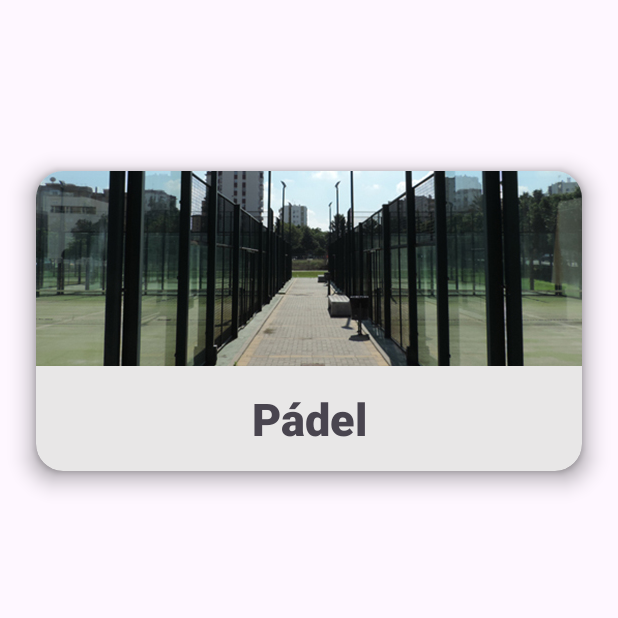
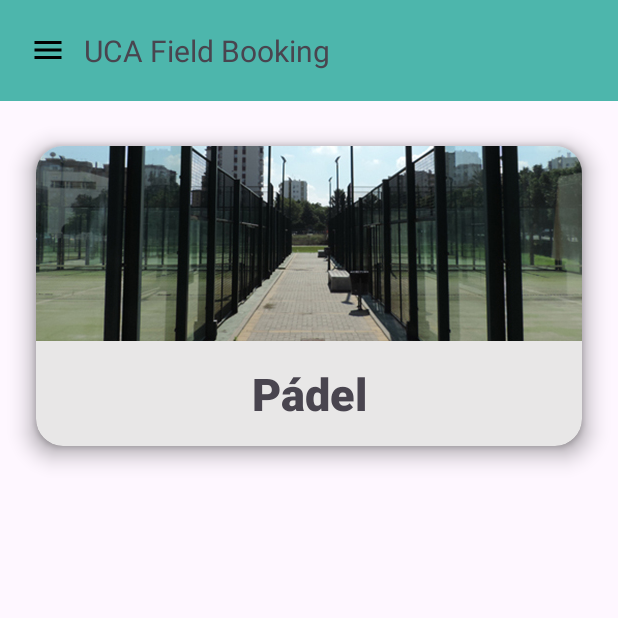
Before and after one commit to PabloReyesTorrejon/UCAFieldBookingAndroid, an Android app: the Salas screen opened directly, with no data from a screen before it, on a phone screen of 412 x 824 dp, the top half of it. Run offline under Robolectric (Android 15) with nearby library versions, the phone set to English and light mode, and no system bars.

Commit message:
Navigation Drawer

```diff
--- a/app/src/main/java/es/uca/ucafieldbookingandroid/Salas.kt
+++ b/app/src/main/java/es/uca/ucafieldbookingandroid/Salas.kt
@@ -1,19 +1,32 @@
 package es.uca.ucafieldbookingandroid
 
+import android.app.Activity
+import android.content.Intent
 import android.os.Bundle
+import android.transition.AutoTransition
 import android.transition.TransitionManager
 import android.util.Log
 import android.view.View
 import android.widget.Button
+import android.widget.ImageView
 import android.widget.RelativeLayout
+import android.widget.TextView
 import android.widget.Toast
 import androidx.activity.enableEdgeToEdge
 import androidx.appcompat.app.AppCompatActivity
 import androidx.cardview.widget.CardView
+import androidx.core.view.GravityCompat
 import androidx.core.view.ViewCompat
 import androidx.core.view.WindowInsetsCompat
+import androidx.drawerlayout.widget.DrawerLayout
 
 class Salas : AppCompatActivity() {
+
+    private lateinit var drawerLayout: DrawerLayout
+    private lateinit var menu: ImageView
+    private lateinit var salas: TextView
+    private lateinit var reservas: TextView
+    private lateinit var local: TextView
     override fun onCreate(savedInstanceState: Bundle?) {
         super.onCreate(savedInstanceState)
         enableEdgeToEdge()
@@ -27,13 +40,57 @@ class Salas : AppCompatActivity() {
             Log.d("BUTTONS", "User tapped the Supabutton")
             Toast.makeText(botonExpandir.context, "Boton", Toast.LENGTH_SHORT).show()
             if (expandableView.visibility == View.GONE){
-                TransitionManager.beginDelayedTransition(cardView)
+                TransitionManager.beginDelayedTransition(cardView, AutoTransition())
                 expandableView.visibility = View.VISIBLE
             }
             else{
-                TransitionManager.beginDelayedTransition(cardView)
+                TransitionManager.beginDelayedTransition(cardView, AutoTransition())
                 expandableView.visibility = View.GONE
             }
         }
+
+        drawerLayout = findViewById(R.id.salas)
+        menu = findViewById(R.id.menu)
+        salas = findViewById(R.id.boton_salas)
+        reservas = findViewById(R.id.boton_reservas)
+        local = findViewById(R.id.boton_local)
+
+        menu.setOnClickListener {
+            openDrawer(drawerLayout)
+        }
+
+        salas.setOnClickListener{
+            redirectActivity(this@Salas, Salas::class.java)
+        }
+
+        reservas.setOnClickListener{
+            redirectActivity(this@Salas, AnnadirReserva::class.java)
+        }
+
+        local.setOnClickListener{
+            redirectActivity(this@Salas, Salas::class.java)
+        }
+    }
+
+    fun openDrawer(drawerLayout: DrawerLayout) {
+        drawerLayout.openDrawer(GravityCompat.START)
+    }
+
+    fun closeDrawer(drawerlayout: DrawerLayout){
+        if(drawerlayout.isDrawerOpen(GravityCompat.START)){
+            drawerLayout.closeDrawer(GravityCompat.START)
+        }
+    }
+
+    fun redirectActivity(activity: Activity, secondActivity: Class<*>) {
+        val intent = Intent(activity, secondActivity)
+        intent.flags = Intent.FLAG_ACTIVITY_NEW_TASK
+        activity.startActivity(intent)
+        activity.finish()
+    }
+
+    override fun onPause() {
+        super.onPause()
+        closeDrawer(drawerLayout)
     }
 }
--- /dev/null
+++ b/app/src/main/res/drawable/baseline_bookmarks_24.xml
@@ -0,0 +1,5 @@
+<vector xmlns:android="http://schemas.android.com/apk/res/android" android:height="24dp" android:tint="#000000" android:viewportHeight="24" android:viewportWidth="24" android:width="24dp">
+
+    <path android:fillColor="@android:color/white" android:pathData="M19,18l2,1V3c0,-1.1 -0.9,-2 -2,-2H8.99C7.89,1 7,1.9 7,3h10c1.1,0 2,0.9 2,2v13zM15,5H5c-1.1,0 -2,0.9 -2,2v16l7,-3 7,3V7c0,-1.1 -0.9,-2 -2,-2z"/>
+
+</vector>
--- /dev/null
+++ b/app/src/main/res/drawable/baseline_home_24.xml
@@ -0,0 +1,5 @@
+<vector xmlns:android="http://schemas.android.com/apk/res/android" android:height="24dp" android:tint="#000000" android:viewportHeight="24" android:viewportWidth="24" android:width="24dp">
+
+    <path android:fillColor="@android:color/white" android:pathData="M10,20v-6h4v6h5v-8h3L12,3 2,12h3v8z"/>
+
+</vector>
--- /dev/null
+++ b/app/src/main/res/drawable/baseline_menu_24.xml
@@ -0,0 +1,5 @@
+<vector xmlns:android="http://schemas.android.com/apk/res/android" android:height="24dp" android:tint="#000000" android:viewportHeight="24" android:viewportWidth="24" android:width="24dp">
+
+    <path android:fillColor="@android:color/white" android:pathData="M3,18h18v-2L3,16v2zM3,13h18v-2L3,11v2zM3,6v2h18L21,6L3,6z"/>
+
+</vector>
--- /dev/null
+++ b/app/src/main/res/drawable/baseline_place_24.xml
@@ -0,0 +1,5 @@
+<vector xmlns:android="http://schemas.android.com/apk/res/android" android:height="24dp" android:tint="#000000" android:viewportHeight="24" android:viewportWidth="24" android:width="24dp">
+
+    <path android:fillColor="@android:color/white" android:pathData="M12,2C8.13,2 5,5.13 5,9c0,5.25 7,13 7,13s7,-7.75 7,-13c0,-3.87 -3.13,-7 -7,-7zM12,11.5c-1.38,0 -2.5,-1.12 -2.5,-2.5s1.12,-2.5 2.5,-2.5 2.5,1.12 2.5,2.5 -1.12,2.5 -2.5,2.5z"/>
+
+</vector>
--- a/app/src/main/res/layout/activity_salas.xml
+++ b/app/src/main/res/layout/activity_salas.xml
@@ -1,17 +1,27 @@
 <?xml version="1.0" encoding="utf-8"?>
-<androidx.constraintlayout.widget.ConstraintLayout xmlns:android="http://schemas.android.com/apk/res/android"
+<androidx.drawerlayout.widget.DrawerLayout
+    xmlns:android="http://schemas.android.com/apk/res/android"
     xmlns:app="http://schemas.android.com/apk/res-auto"
     xmlns:tools="http://schemas.android.com/tools"
-    android:id="@+id/main"
+    android:id="@+id/salas"
     android:layout_width="match_parent"
     android:layout_height="match_parent"
     tools:context=".Salas">
+
+    <LinearLayout
+        android:id="@+id/linearLayout"
+        android:layout_width="match_parent"
+        android:layout_height="match_parent"
+        android:orientation="vertical">
+
+        <include layout="@layout/toolbar" />
 
         <androidx.cardview.widget.CardView
             android:id="@+id/cardView_expandable"
             android:layout_width="match_parent"
             android:layout_height="wrap_content"
             android:layout_marginStart="24dp"
+            android:layout_marginTop="30dp"
             android:layout_marginEnd="24dp"
             app:cardBackgroundColor="#E8E7E7"
             app:cardCornerRadius="18dp"
@@ -36,9 +46,9 @@
                         android:id="@+id/imageView2"
                         android:layout_width="match_parent"
                         android:layout_height="130dp"
+                        android:contentDescription="@string/img_padel"
                         android:scaleType="centerCrop"
-                    android:src="@drawable/padel"
-                    android:contentDescription="@string/img_padel"/>
+                        android:src="@drawable/padel" />
 
                     <TextView
                         android:layout_width="wrap_content"
@@ -48,15 +58,15 @@
                         android:layout_alignParentEnd="true"
                         android:layout_alignParentBottom="true"
                         android:fontFamily="sans-serif-black"
+                        android:gravity="center"
                         android:text="@string/padel"
-                    android:gravity="center"
                         android:textSize="30sp" />
 
                     <Button
                         android:id="@+id/boton_expand"
+                        style="@style/Widget.AppCompat.Button.Borderless"
                         android:layout_width="match_parent"
-                    android:layout_height="match_parent"
-                    style="@style/Widget.AppCompat.Button.Borderless"/>
+                        android:layout_height="match_parent" />
 
                 </RelativeLayout>
 
@@ -84,4 +94,17 @@
 
         </androidx.cardview.widget.CardView>
 
-</androidx.constraintlayout.widget.ConstraintLayout>
+    </LinearLayout>
+
+    <RelativeLayout
+        android:layout_width="300dp"
+        android:layout_height="match_parent"
+        android:background="@color/white"
+        android:layout_gravity = "start">
+
+        <include
+            layout="@layout/nav_drawer"/>
+
+    </RelativeLayout>
+
+</androidx.drawerlayout.widget.DrawerLayout>
--- /dev/null
+++ b/app/src/main/res/layout/toolbar.xml
@@ -0,0 +1,25 @@
+<?xml version="1.0" encoding="utf-8"?>
+<LinearLayout xmlns:android="http://schemas.android.com/apk/res/android"
+    android:orientation="horizontal"
+    android:layout_width="match_parent"
+    android:layout_height="wrap_content"
+    android:padding="20dp"
+    android:id="@+id/toolbar"
+    android:background="#4DB6AC"
+    android:gravity="center_vertical">
+
+    <ImageView
+        android:layout_width="wrap_content"
+        android:layout_height="wrap_content"
+        android:id="@+id/menu"
+        android:src="@drawable/baseline_menu_24"/>
+
+    <TextView
+        android:layout_width="0dp"
+        android:layout_height="wrap_content"
+        android:layout_weight="1"
+        android:text="UCA Field Booking"
+        android:textSize="20sp"
+        android:layout_marginStart="12dp"/>
+
+</LinearLayout>
```
Also changed, not shown: app/src/main/java/es/uca/ucafieldbookingandroid/MainActivity.kt (+58 -5 lines), app/src/main/res/drawable/baseline_sports_baseball_24.xml (added, +9 -0 lines), app/src/main/res/drawable/header_bkg.xml (added, +12 -0 lines), app/src/main/res/layout/activity_main.xml (+32 -11 lines), app/src/main/res/layout/nav_drawer.xml (added, +81 -0 lines). Lines whose indentation alone changed are shown as unchanged.
